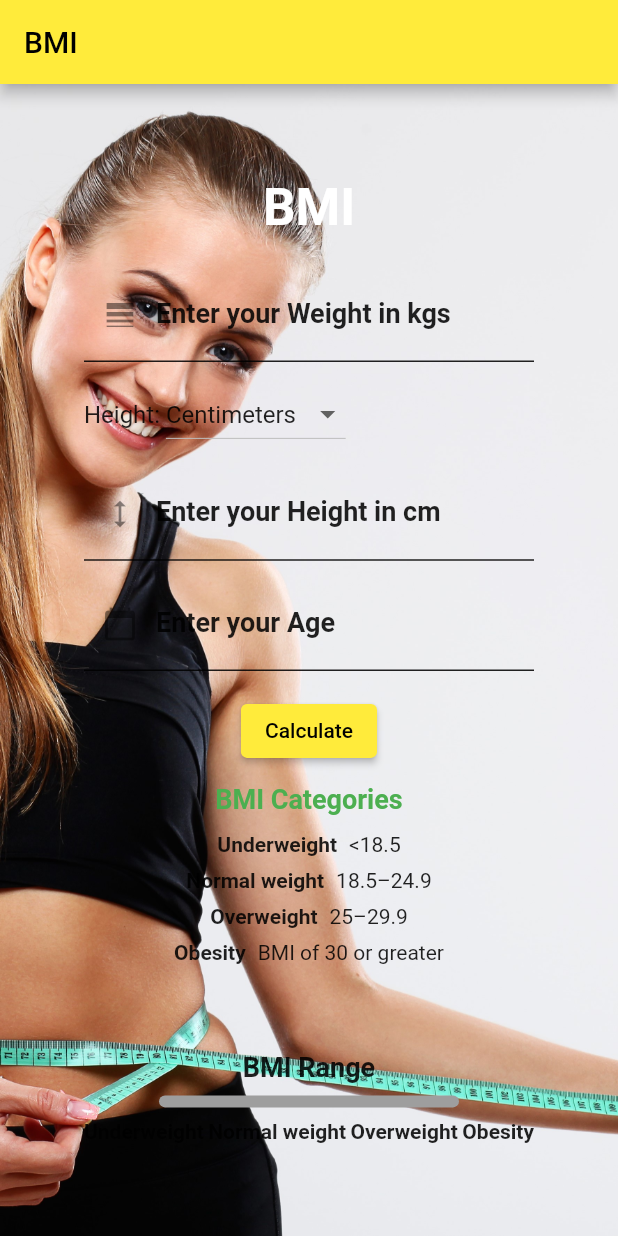
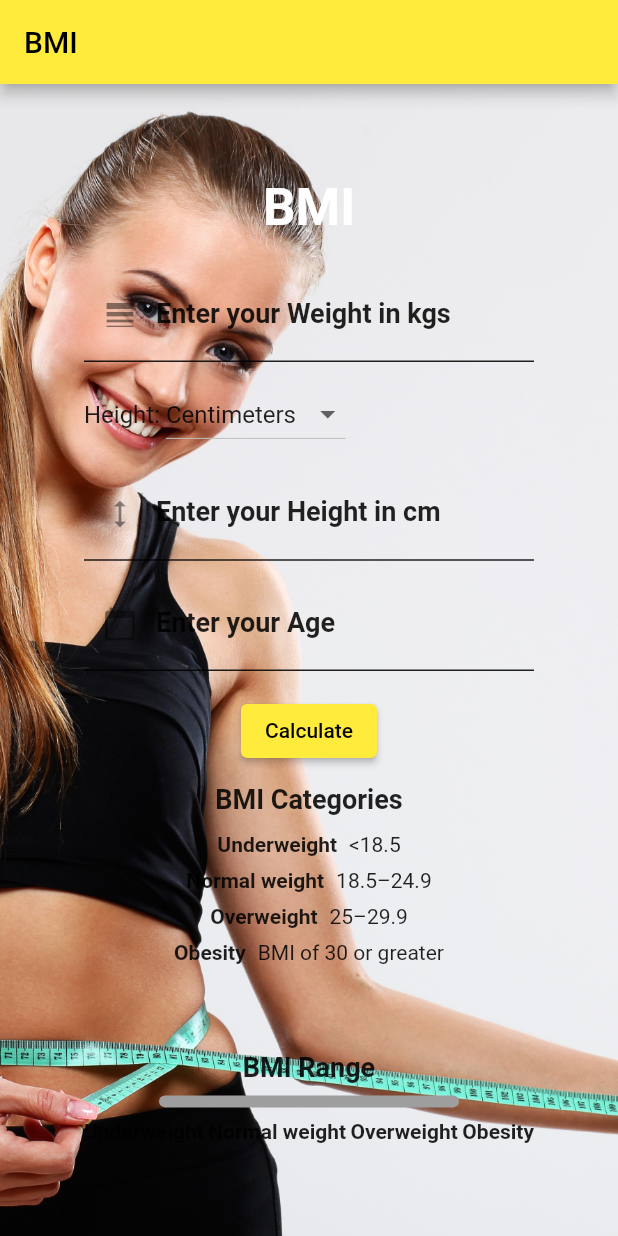
Before and after one commit to prateekp273/body_mass_index-BMI-using-flutter, a Flutter app: the screen it shows after launch, on a phone screen of 412 x 824 dp. Run offline on Flutter 3.47's test engine with Material 2 defaults, Android fonts, the phone set to English and light mode, and no system bars.

```diff
--- a/lib/main.dart
+++ b/lib/main.dart
@@ -447,7 +447,7 @@ class _DashBoardScreenState extends State<DashBoardScreen> {
                     style: TextStyle(
                       fontSize: 18,
                       fontWeight: FontWeight.bold,
-                      color: Colors.green,
+                      color: Colors.black87,
                     ),
                   ),
                   const SizedBox(height: 8),
```
